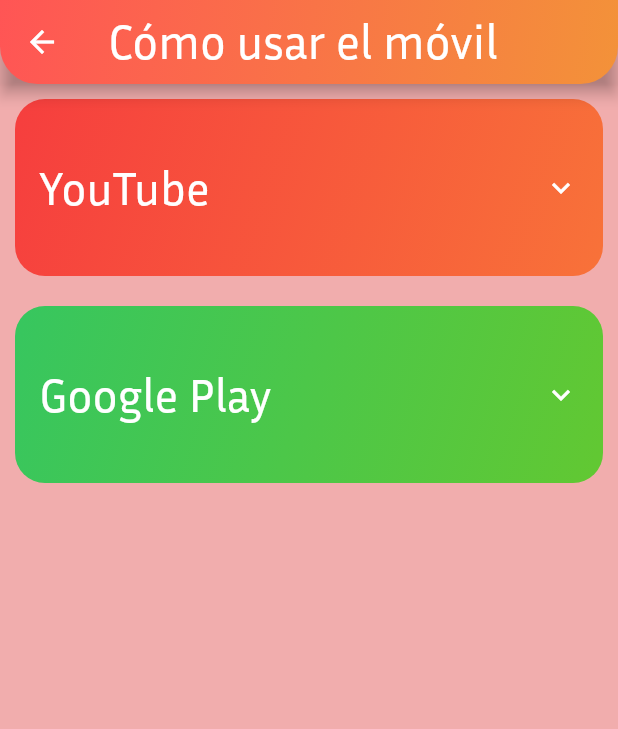
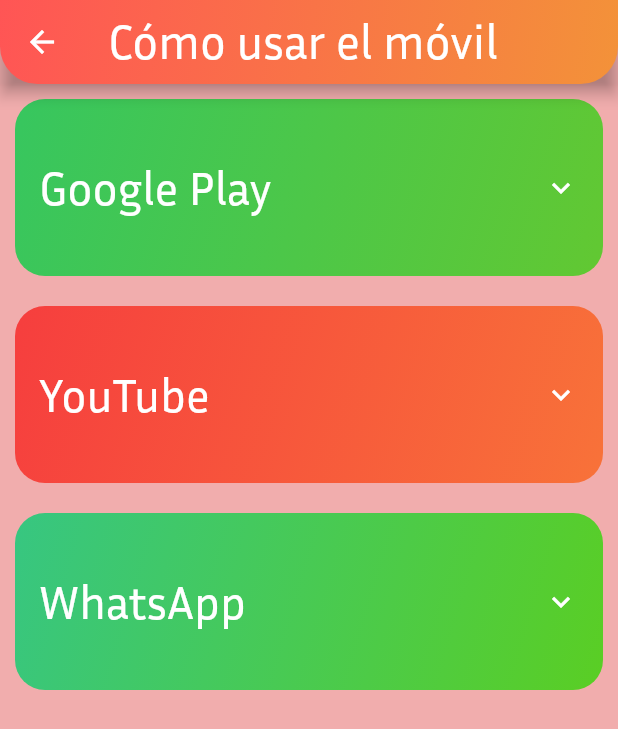
Before and after one commit to asanchezbdam1/senior_tech, a Flutter app: the AppList screen opened directly, on a phone screen of 412 x 824 dp. Shown: the top 729 px of the screen. Run offline on Flutter 3.47's test engine with Material 2 defaults, Android fonts, the phone set to English and light mode, and no system bars; our stand-ins replace flutter_tts; generated files the repository leaves out were written again.

Commit message:
Añadida pantallas de chat e inicio de WhatsApp

```diff
--- a/lib/l10n/app_es.arb
+++ b/lib/l10n/app_es.arb
@@ -15,6 +15,16 @@
     "@learnSecurity": {
         "description": "Texto para el botón de navegación segura."
     },
+
+
+    "pressMoreInfo": "Pulsa aquí para más información.",
+    "@pressMoreInfo": {
+        "description": "Texto para el botón de más información."
+    },
+    "wpDescription": "WhatsApp es una aplicación de mensajería instantánea. Puedes enviar mensajes, imágenes y vídeos además de llamar o hacer videollamadas con tus familiares o amigos. Todo de forma gratuita.",
+    "@wpDescription": {
+        "description": "Descripción de WhatsApp en la lista de aplicaciones."
+    },
     "gpDescription": "Google Play es la tienda de aplicaciones por excelencia para teléfonos Android. En esta aplicación puedes descargar otras aplicaciones, juegos gratuitos o comprar música y películas.",
     "@gpDescription": {
         "description": "Descripción de Google Play en la lista de aplicaciones."
@@ -23,6 +33,8 @@
     "@ytDescription": {
         "description": "Descripción de YouTube en la lista de aplicaciones."
     },
+
+
     "ytVideoThumbnail": "Esto es un vídeo de YouTube, y este recuadro su imagen o miniatura.",
     "@ytVideoThumbnail": {
         "description": "Texto para la miniatura de los vídeos de YouTube."
@@ -86,5 +98,51 @@
     "ytAddText": "Esta es la pantalla de Shorts. En esta pantalla puedes ver vídeos cortos en formato vertical, cambiando de vídeo solamente deslizando el dedo por la pantalla.",
     "@ytAddText": {
         "description": "Texto de la pantalla de Añadir/Subir."
+    },
+
+
+    "wpChats": "CONVERSACIONES",
+    "@wpChats": {
+        "description": "Texto de la pestaña de chats de WhatsApp"
+    },
+    "wpStatus": "ESTADOS",
+    "@wpStatus": {
+        "description": "Texto de la pestaña de estados de WhatsApp"
+    },
+    "wpCalls": "LLAMADAS",
+    "@wpCalls": {
+        "description": "Texto de la pestaña de llamadas de WhatsApp"
+    },
+    "wpContactName": "Nombre de contacto",
+    "@wpContactName": {
+        "description": "Nombre de contacto de WhatsApp"
+    },
+    "wpTimeYesterday": "Ayer",
+    "@wpTime": {
+        "description": "Tiempo ayer para WhatsApp"
+    },
+    "wpMessage": "¡Hola! Bienvenido a WhatsApp. Así se verán los mensajes que te envíen tus amigos o familiares.",
+    "@wpMessage": {
+        "description": "Mensaje recibido en WhatsApp"
+    },
+    "wpMessageFromUser": "Hola. Así se vería el mensaje que has enviado como respuesta.",
+    "@wpMessageFromUser": {
+        "description": "Mensaje enviado en WhatsApp"
+    },
+    "wpCameraDescription": "En esta pantalla puedes usar tu cámara para sacar una foto o vídeo. Después, tus contactos podrán ver esa foto o vídeo durante 24h.",
+    "@wpCameraDescription": {
+        "description": "Texto de la pantalla de cámara en WhatsApp"
+    },
+    "wpCallsDescription": "En esta pantalla puedes usar tu cámara para sacar una foto o vídeo. Después, tus contactos podrán ver esa foto o vídeo durante 24h.",
+    "@wpCallsDescription": {
+        "description": "Texto de la pantalla de cámara en WhatsApp"
+    },
+    "wpLastTime": "en línea",
+    "@wpLastTime": {
+        "description": "Texto de última conexión en WhatsApp"
+    },
+    "wpMessageHint": "Mensaje",
+    "@wpMessageHint": {
+        "description": "Texto de placeholder en entrada de texto de chat en WhatsApp"
     }
 }
--- a/lib/screens/applist.dart
+++ b/lib/screens/applist.dart
@@ -1,6 +1,7 @@
 import 'package:flutter/material.dart';
 import 'package:senior_tech/custom-widgets/expandable_container.dart';
 import 'package:senior_tech/custom-widgets/grad_button.dart';
+import 'package:senior_tech/screens/apps/whatsapp.dart';
 import 'package:senior_tech/screens/apps/youtube.dart';
 import 'package:flutter_gen/gen_l10n/app_localizations.dart';
 
@@ -35,6 +36,50 @@
               child: Column(
             children: [
               ExpandableContainer(
+                message: AppLocalizations.of(context)!.gpDescription,
+                paddingTop: 30,
+                paddingBottom: 30,
+                radius: 20,
+                gradient: const LinearGradient(
+                  colors: [Color(0xFF37C65F), Color(0xFF62C832)],
+                  begin: Alignment.topLeft,
+                  end: Alignment.bottomRight,
+                ),
+                title: const Text(
+                  "Google Play",
+                  textScaleFactor: 1.2,
+                ),
+                child: Center(
+                    child: Column(children: [
+                  Text(
+                    AppLocalizations.of(context)!.gpDescription,
+                  ),
+                  const SizedBox(height: 30),
+                  GradButton(
+                    color: Colors.white,
+                    onPressed: () {
+                      Navigator.push(
+                          context,
+                          MaterialPageRoute(
+                            builder: (context) => YoutubeMain(
+                              context: context,
+                            ),
+                          ));
+                    },
+                    child: Text(AppLocalizations.of(context)!.pressMoreInfo),
+                    gradient: const LinearGradient(
+                      colors: [Color(0xFF37C65F), Color(0xFF62C832)],
+                      begin: Alignment.topLeft,
+                      end: Alignment.bottomRight,
+                    ),
+                    borderRadius: BorderRadius.circular(20),
+                  ),
+                ])),
+                backgroundColor: Colors.transparent,
+                collapsedBackgroundColor: Colors.transparent,
+                childBackgroundColor: Color(0xFFA7F682),
+              ),
+              ExpandableContainer(
                 message: AppLocalizations.of(context)!.ytDescription,
                 paddingTop: 30,
                 paddingBottom: 30,
@@ -67,7 +112,8 @@
                                 ),
                               ));
                         },
-                        child: const Text("Pulsa aquí para más información"),
+                        child:
+                            Text(AppLocalizations.of(context)!.pressMoreInfo),
                         gradient: const LinearGradient(
                           colors: [Color(0xFFF63E3E), Color(0xFFF87239)],
                           begin: Alignment.topLeft,
@@ -83,25 +129,54 @@
                 childBackgroundColor: const Color.fromARGB(255, 255, 200, 195),
               ),
               ExpandableContainer(
-                message: AppLocalizations.of(context)!.gpDescription,
+                message: AppLocalizations.of(context)!.wpDescription,
                 paddingTop: 30,
                 paddingBottom: 30,
                 radius: 20,
                 gradient: const LinearGradient(
-                  colors: [Color(0xFF37C65F), Color(0xFF62C832)],
+                  colors: [
+                    Color.fromARGB(255, 55, 198, 129),
+                    Color.fromARGB(255, 90, 206, 36)
+                  ],
                   begin: Alignment.topLeft,
                   end: Alignment.bottomRight,
                 ),
                 title: const Text(
-                  "Google Play",
+                  "WhatsApp",
                   textScaleFactor: 1.2,
                 ),
-                child: Text(
-                  AppLocalizations.of(context)!.gpDescription,
-                ),
+                child: Center(
+                    child: Column(children: [
+                  Text(
+                    AppLocalizations.of(context)!.wpDescription,
+                  ),
+                  const SizedBox(height: 30),
+                  GradButton(
+                    color: Colors.white,
+                    onPressed: () {
+                      Navigator.push(
+                          context,
+                          MaterialPageRoute(
+                            builder: (context) => WhatsAppMain(
+                              context: context,
+                            ),
+                          ));
+                    },
+                    child: Text(AppLocalizations.of(context)!.pressMoreInfo),
+                    gradient: const LinearGradient(
+                      colors: [
+                        Color.fromARGB(255, 55, 198, 129),
+                        Color.fromARGB(255, 90, 206, 36)
+                      ],
+                      begin: Alignment.topLeft,
+                      end: Alignment.bottomRight,
+                    ),
+                    borderRadius: BorderRadius.circular(20),
+                  ),
+                ])),
                 backgroundColor: Colors.transparent,
                 collapsedBackgroundColor: Colors.transparent,
-                childBackgroundColor: Color(0xFFA7F682),
+                childBackgroundColor: Color.fromARGB(255, 167, 241, 195),
               ),
             ],
           )),
```
Also changed, not shown: lib/screens/apps/whatsapp-chat.dart (added, +204 -0 lines), lib/screens/apps/whatsapp.dart (added, +213 -0 lines).
